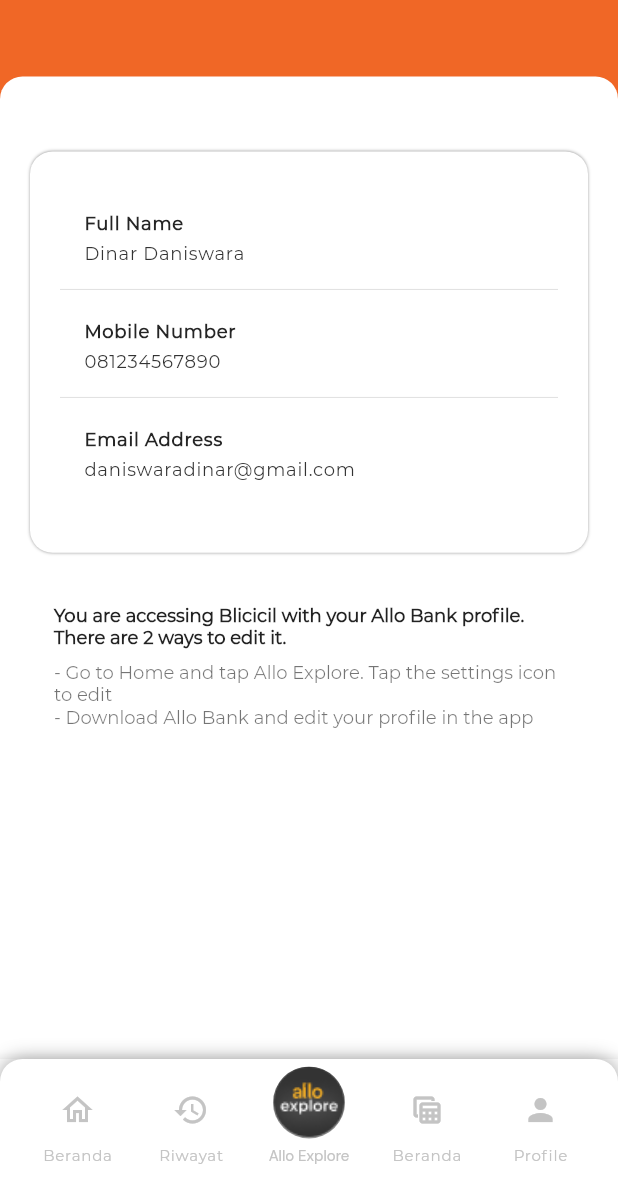
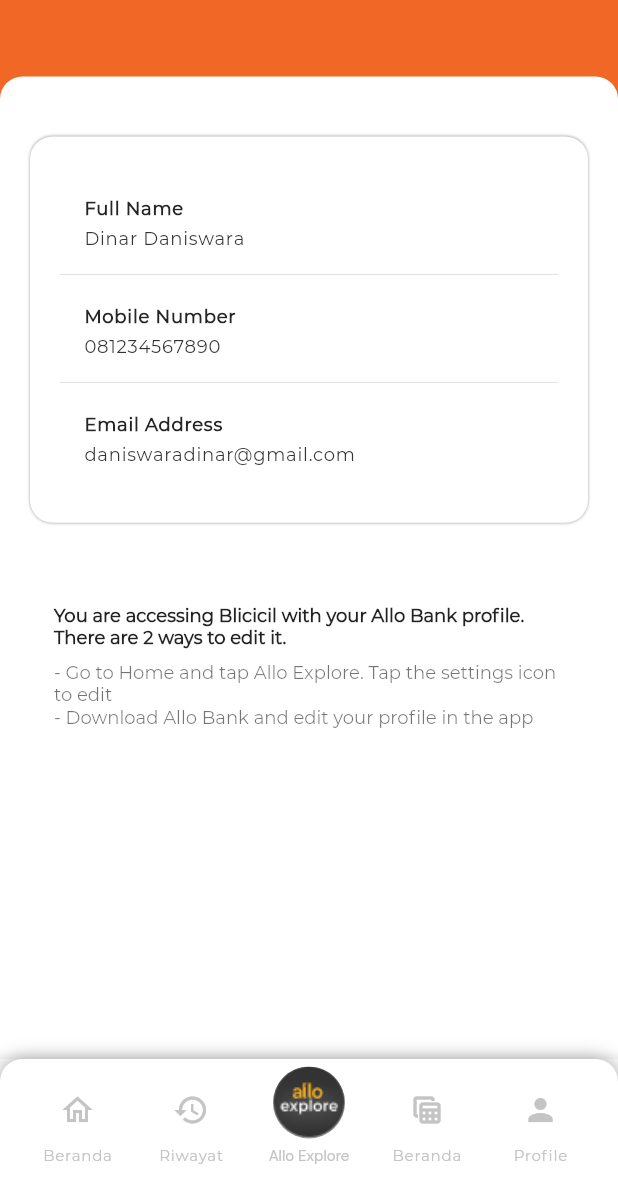
Before and after one commit to tahira-khan/saya-app-design, a Flutter app: the screen it shows after launch, after a tap on the "arrow forward ios" icon, on a phone screen of 412 x 824 dp, the part 57-1236 px from its top. Run offline on Flutter 3.47's test engine with Material 2 defaults, Android fonts, the phone set to English and light mode, and no system bars.

```diff
--- a/lib/screens/profile_saya_screen.dart
+++ b/lib/screens/profile_saya_screen.dart
@@ -27,19 +27,21 @@ class _ProfileSayaScreenState extends State<ProfileSayaScreen> {
         margin: EdgeInsets.only(top: height * 0.04),
         decoration: BoxDecoration(
           color: Colors.white,
-          borderRadius: BorderRadius.only(
-              topRight: Radius.circular(15), topLeft: Radius.circular(15)),
+          borderRadius:
+              BorderRadius.only(topRight: Radius.circular(15), topLeft: Radius.circular(15)),
         ),
         child: Column(
+          mainAxisAlignment: MainAxisAlignment.end,
           children: [
             Expanded(
+              flex: 1,
               child: Container(
                 decoration: BoxDecoration(
                   color: Colors.white,
                   borderRadius: BorderRadius.circular(15.0),
                   boxShadow: [BoxShadow(color: Colors.black38, blurRadius: 1)],
                 ),
-                margin: EdgeInsets.fromLTRB(20, 50, 20, 10),
+                margin: EdgeInsets.fromLTRB(20, 40, 20, 30),
                 child: Padding(
                   padding: EdgeInsets.all(20.0),
                   child: ListView(
--- a/lib/screens/profile_screen.dart
+++ b/lib/screens/profile_screen.dart
@@ -25,10 +25,15 @@ class _ProfileScreenState extends State<ProfileScreen> {
         margin: EdgeInsets.only(top: height * 0.04),
         width: width,
         height: height,
-        decoration: kCircularRadius15,
+        decoration: BoxDecoration(
+            borderRadius:
+                BorderRadius.only(topLeft: Radius.circular(15), topRight: Radius.circular(15)),
+            color: Colors.white),
         child: Column(children: <Widget>[
           SizedBox(height: height * 0.04),
-          Container(
+          Expanded(
+            flex: 1,
+            child: Container(
               child: Stack(
                 children: [
                   Material(
@@ -64,43 +69,41 @@ class _ProfileScreenState extends State<ProfileScreen> {
                 ],
               ),
             ),
+          ),
           SizedBox(height: height * 0.02),
           Text(kUserName, style: kUserNameTextStyle),
-          SizedBox(height: height * 0.04),
-          Material(
+          SizedBox(height: height * 0.02),
+          Expanded(
+            flex: 2,
+            child: Material(
               color: Colors.white,
               shadowColor: Colors.white70,
               borderRadius: BorderRadius.all(Radius.circular(8)),
               elevation: 10,
               child: Container(
                 width: width * 0.7,
-              height: height * 0.35,
+                height: height * 0.40,
                 margin: EdgeInsets.only(
-                top: height * 0.04,
+                  top: height * 0.02,
                   left: width * 0.05,
                   right: width * 0.05,
                 ),
                 child: Column(
                   children: [
-                  GestureDetector(
-                    onTap: () {
-                      Navigator.pushNamed(context, '/ProfileSayaScreen');
-                    },
-                    child: Row(
+                    Row(
                       mainAxisAlignment: MainAxisAlignment.spaceBetween,
                       children: [
                         EachRow(height, width, 'Profil saya', Icons.person_outline_outlined),
                         InkWell(
-                            child: Icon(Icons.arrow_forward_ios_sharp, color: Colors.orange[800]),
+                            child: IconButton(
+                              icon: Icon(Icons.arrow_forward_ios_sharp, color: kPrimaryColor),
+                            ),
                             onTap: () {
                               setState(() {
-                                Navigator.push(context, MaterialPageRoute(builder: (context) {
-                                  return ProfileSayaScreen();
-                                }));
+                                Navigator.pushNamed(context, '/ProfileSayaScreen');
                               });
                             }),
                       ],
-                    ),
                     ),
                     divider(height, width),
                     Row(
@@ -108,13 +111,11 @@ class _ProfileScreenState extends State<ProfileScreen> {
                       children: [
                         EachRow(height, width, 'Plafon Kredit', Icons.monetization_on_sharp),
                         InkWell(
-                          child: Icon(Icons.arrow_forward_ios_sharp, color: Colors.orange[800]),
+                            child: IconButton(
+                              icon: Icon(Icons.arrow_forward_ios_sharp, color: kPrimaryColor),
+                            ),
                             onTap: () {
-                            setState(() {
-                              Navigator.push(context, MaterialPageRoute(builder: (context) {
-                                return ProfileSayaScreen();
-                              }));
-                            });
+                              setState(() {});
                             }),
                       ],
                     ),
@@ -124,13 +125,11 @@ class _ProfileScreenState extends State<ProfileScreen> {
                       children: [
                         EachRow(height, width, 'History Pengajuan Kredit', Icons.restore),
                         InkWell(
-                          child: Icon(Icons.arrow_forward_ios_sharp, color: Colors.orange[800]),
+                            child: IconButton(
+                              icon: Icon(Icons.arrow_forward_ios_sharp, color: kPrimaryColor),
+                            ),
                             onTap: () {
-                            setState(() {
-                              Navigator.push(context, MaterialPageRoute(builder: (context) {
-                                return ProfileSayaScreen();
-                              }));
-                            });
+                              setState(() {});
                             }),
                       ],
                     ),
@@ -140,17 +139,16 @@ class _ProfileScreenState extends State<ProfileScreen> {
                       children: [
                         EachRow(height, width, 'Pusat Bantuan', Icons.help_outline),
                         InkWell(
-                          child: Icon(Icons.arrow_forward_ios_sharp, color: Colors.orange[800]),
+                            child: IconButton(
+                              icon: Icon(Icons.arrow_forward_ios_sharp, color: kPrimaryColor),
+                            ),
                             onTap: () {
-                            setState(() {
-                              Navigator.push(context, MaterialPageRoute(builder: (context) {
-                                return ProfileSayaScreen();
-                              }));
-                            });
+                              setState(() {});
                             }),
                       ],
                     ),
                   ],
+                ),
               ),
             ),
           ),
@@ -159,6 +157,7 @@ class _ProfileScreenState extends State<ProfileScreen> {
               top: height * 0.04,
               left: width * 0.09,
               right: width * 0.09,
+              bottom: height * 0.06,
             ),
             width: width,
             child: OutlinedButton(
```
Lines whose indentation alone changed are shown as unchanged.
